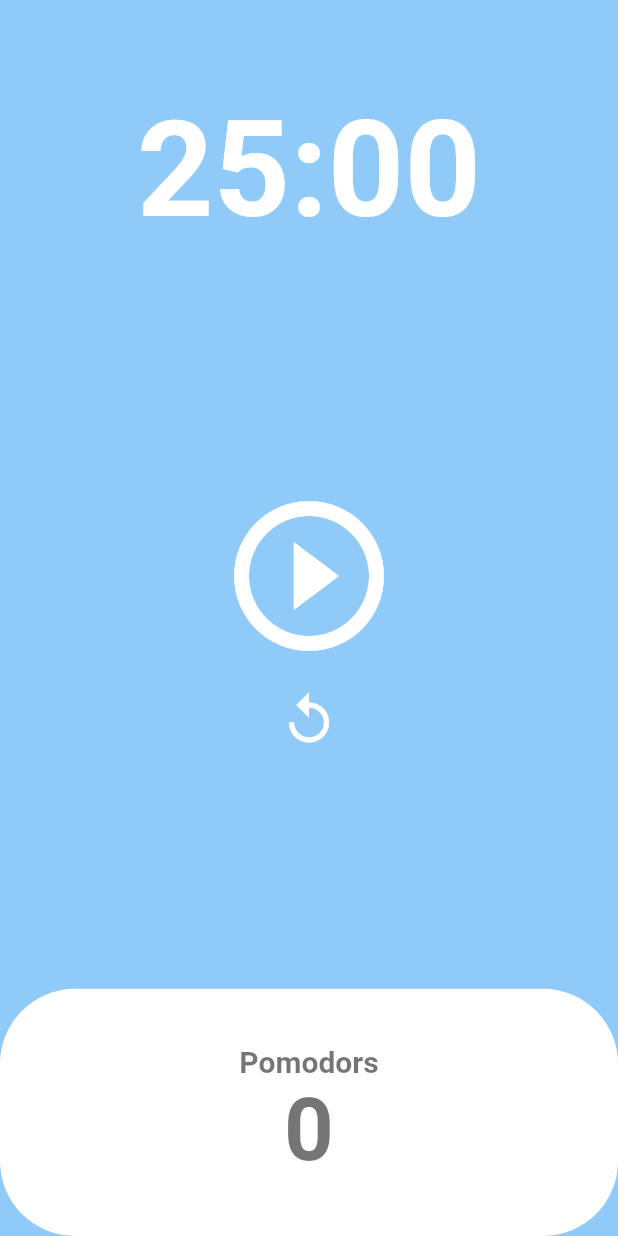
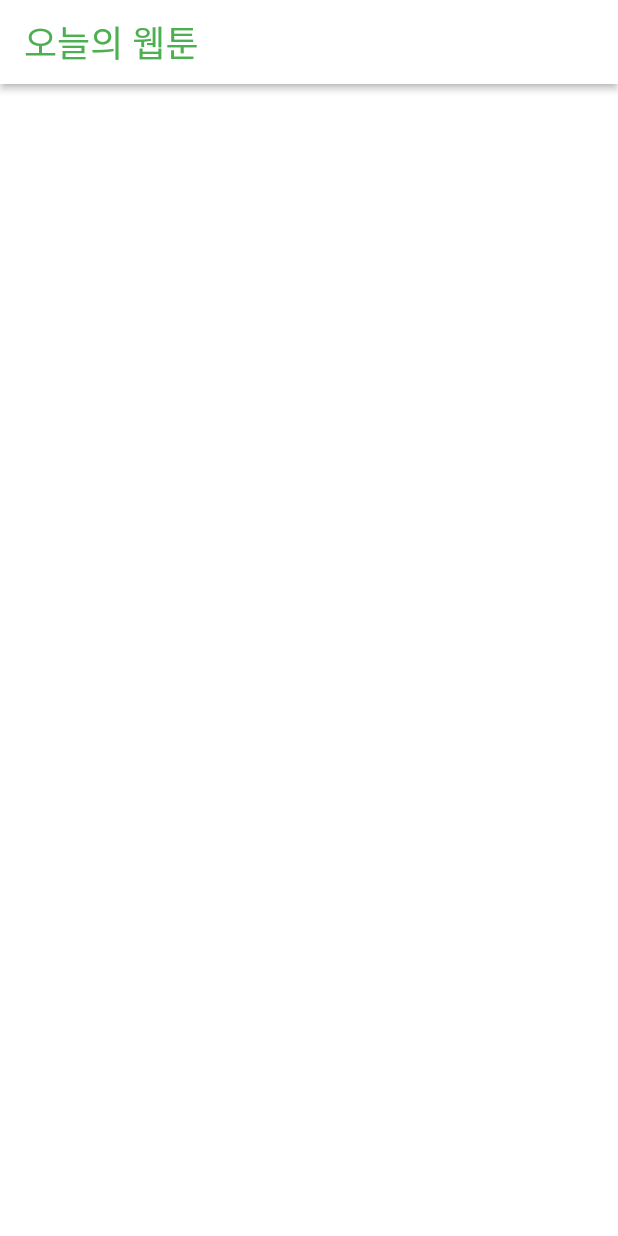
Before and after one commit to gretea5/learn-flutter, a Flutter app: the HomeScreen screen opened directly, on a phone screen of 412 x 824 dp. Run offline on Flutter 3.47's test engine with Material 2 defaults, Android fonts, the phone set to English and light mode, and no system bars.

Commit message:
#6.1 AppBar

```diff
--- a/toonflix/lib/main.dart
+++ b/toonflix/lib/main.dart
@@ -1,4 +1,5 @@
 import 'package:flutter/material.dart';
+import 'package:toonflix/screens/home_screen.dart';
 
 void main() {
   runApp(const App());
@@ -9,9 +10,9 @@ class App extends StatelessWidget {
 
   @override
   Widget build(BuildContext context) {
-    return MaterialApp(
+    return const MaterialApp(
       debugShowCheckedModeBanner: false,
-      home: Container(),
+      home: HomeScreen(),
     );
   }
 }
--- a/toonflix/lib/screens/home_screen.dart
+++ b/toonflix/lib/screens/home_screen.dart
@@ -1,150 +1,23 @@
-import 'dart:async';
-
 import 'package:flutter/material.dart';
 
-class HomeScreen extends StatefulWidget {
+class HomeScreen extends StatelessWidget {
   const HomeScreen({super.key});
-
-  @override
-  State<HomeScreen> createState() => _HomeScreenState();
-}
-
-class _HomeScreenState extends State<HomeScreen> {
-  static const twentyFiveMinutes = 1500;
-  int totalSeconds = twentyFiveMinutes;
-  bool isRunning = false;
-  int totalPomodoros = 0;
-  late Timer timer;
-  void onTick(Timer timer) {
-    if (totalSeconds == 0) {
-      setState(() {
-        totalPomodoros += 1;
-        isRunning = false;
-        totalSeconds = twentyFiveMinutes;
-      });
-      timer.cancel();
-    } else {
-      setState(() {
-        totalSeconds = totalSeconds - 1;
-      });
-    }
-  }
-
-  void onStartPressed() {
-    timer = Timer.periodic(
-      const Duration(
-        seconds: 1,
-      ),
-      onTick,
-    );
-    setState(() {
-      isRunning = true;
-    });
-  }
-
-  void onPausePressed() {
-    timer.cancel();
-    setState(() {
-      isRunning = false;
-    });
-  }
-
-  void onResetPressed() {
-    setState(() {
-      isRunning = false;
-      totalSeconds = twentyFiveMinutes;
-    });
-    timer.cancel();
-  }
-
-  String format(int seconds) {
-    var duration = Duration(seconds: seconds);
-    return duration.toString().split(".").first.substring(2, 7);
-  }
 
   @override
   Widget build(BuildContext context) {
     return Scaffold(
-      backgroundColor: Theme.of(context).colorScheme.background,
-      body: Column(
-        children: [
-          Flexible(
-            flex: 1,
-            child: Container(
-              alignment: Alignment.bottomCenter,
-              child: Text(
-                format(totalSeconds),
-                style: TextStyle(
-                  color: Theme.of(context).cardColor,
-                  fontSize: 89,
-                  fontWeight: FontWeight.w600,
-                ),
-              ),
-            ),
+      backgroundColor: Colors.white,
+      appBar: AppBar(
+        elevation: 2,
+        foregroundColor: Colors.green,
+        backgroundColor: Colors.white,
+        title: const Text(
+          "오늘의 웹툰",
+          style: TextStyle(
+            fontSize: 24,
+            fontWeight: FontWeight.w400,
           ),
-          Flexible(
-            flex: 3,
-            child: Center(
-              child: Column(
-                mainAxisAlignment: MainAxisAlignment.center,
-                children: [
-                  IconButton(
-                    icon: Icon(isRunning
-                        ? Icons.pause_circle_outline
-                        : Icons.play_circle_outline),
-                    iconSize: 120,
-                    color: Theme.of(context).cardColor,
-                    onPressed: isRunning ? onPausePressed : onStartPressed,
-                  ),
-                  IconButton(
-                    icon: const Icon(Icons.replay_outlined),
-                    iconSize: 40,
-                    color: Theme.of(context).cardColor,
-                    onPressed: onResetPressed,
-                  ),
-                ],
-              ),
-            ),
-          ),
-          Flexible(
-            flex: 1,
-            child: Row(
-              children: [
-                Expanded(
-                  child: Container(
-                    decoration: BoxDecoration(
-                      borderRadius: BorderRadius.circular(50),
-                      color: Theme.of(context).cardColor,
-                    ),
-                    child: Column(
-                      mainAxisAlignment: MainAxisAlignment.center,
-                      children: [
-                        Text(
-                          'Pomodors',
-                          style: TextStyle(
-                            fontSize: 20,
-                            color:
-                                Theme.of(context).textTheme.displayLarge!.color,
-                            fontWeight: FontWeight.w600,
-                          ),
-                        ),
-                        Text(
-                          '$totalPomodoros',
-                          style: TextStyle(
-                            fontSize: 58,
-                            color:
-                                Theme.of(context).textTheme.displayLarge!.color,
-                            fontWeight: FontWeight.w600,
-                          ),
-                        ),
-                      ],
-                    ),
-                  ),
-                ),
-              ],
-            ),
-          ),
-        ],
+        ),
       ),
     );
   }
```
